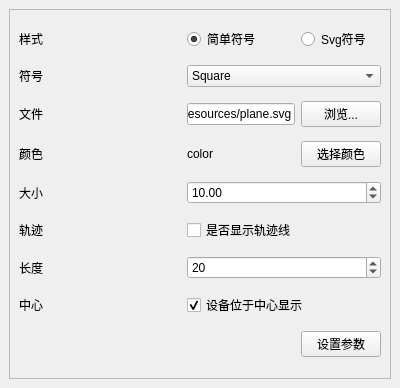
This is src/ll_qgis_uav_realtime/paramdockwidget.ui in liuleidong/qgis_cpp_api_apps as Qt 5 draws it before an edit. The edited form follows.
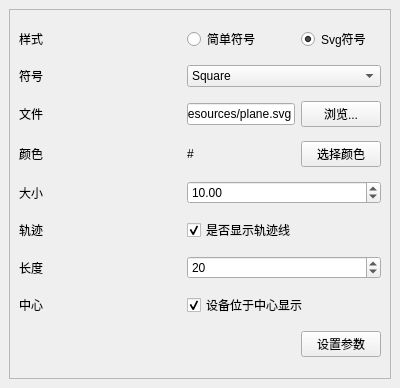
This is the edited form.

What changed in the file:
```diff
--- a/src/ll_qgis_uav_realtime/paramdockwidget.ui
+++ b/src/ll_qgis_uav_realtime/paramdockwidget.ui
@@ -41,6 +41,9 @@
           <property name="text">
            <string>是否显示轨迹线</string>
           </property>
+          <property name="checked">
+           <bool>true</bool>
+          </property>
          </widget>
         </item>
         <item row="0" column="2">
@@ -48,6 +51,9 @@
           <property name="text">
            <string>Svg符号</string>
           </property>
+          <property name="checked">
+           <bool>true</bool>
+          </property>
          </widget>
         </item>
         <item row="4" column="1" colspan="2">
@@ -67,7 +73,7 @@
         <item row="3" column="1">
          <widget class="QLabel" name="label_5">
           <property name="text">
-           <string>color</string>
+           <string>#</string>
           </property>
          </widget>
         </item>
@@ -189,7 +195,7 @@
            <string>简单符号</string>
           </property>
           <property name="checked">
-           <bool>true</bool>
+           <bool>false</bool>
           </property>
          </widget>
         </item>
```
